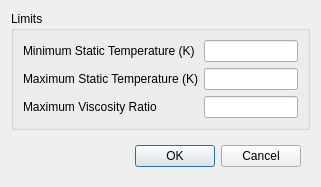
Old version of the form baramFlow/view/solution/numerical_conditions/advanced_dialog.ui in the repository nextfoam/baram.
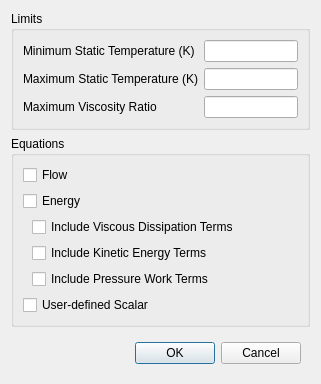
New version of the form.

Commit message: Issue baram#517, baram#512 equation 설정 추가

Patch:
```diff
--- a/baramFlow/view/solution/numerical_conditions/advanced_dialog.ui
+++ b/baramFlow/view/solution/numerical_conditions/advanced_dialog.ui
@@ -7,7 +7,7 @@
     <x>0</x>
     <y>0</y>
     <width>321</width>
-    <height>186</height>
+    <height>372</height>
    </rect>
   </property>
   <property name="windowTitle">
@@ -53,6 +53,69 @@
      </layout>
     </widget>
    </item>
+   <item>
+    <widget class="QGroupBox" name="groupBox_2">
+     <property name="title">
+      <string>Equations</string>
+     </property>
+     <layout class="QVBoxLayout" name="verticalLayout_2">
+      <item>
+       <widget class="QCheckBox" name="equationFlow">
+        <property name="text">
+         <string>Flow</string>
+        </property>
+       </widget>
+      </item>
+      <item>
+       <widget class="QCheckBox" name="equationEnergy">
+        <property name="text">
+         <string>Energy</string>
+        </property>
+       </widget>
+      </item>
+      <item>
+       <widget class="QWidget" name="energyTerms" native="true">
+        <layout class="QVBoxLayout" name="verticalLayout_4">
+         <property name="topMargin">
+          <number>0</number>
+         </property>
+         <property name="bottomMargin">
+          <number>0</number>
+         </property>
+         <item>
+          <widget class="QCheckBox" name="includeViscousDissipationTerms">
+           <property name="text">
+            <string>Include Viscous Dissipation Terms</string>
+           </property>
+          </widget>
+         </item>
+         <item>
+          <widget class="QCheckBox" name="includeKineticEnergyTerms">
+           <property name="text">
+            <string>Include Kinetic Energy Terms</string>
+           </property>
+          </widget>
+         </item>
+         <item>
+          <widget class="QCheckBox" name="includePressureWorkTerms">
+           <property name="text">
+            <string>Include Pressure Work Terms</string>
+           </property>
+          </widget>
+         </item>
+        </layout>
+       </widget>
+      </item>
+      <item>
+       <widget class="QCheckBox" name="equationUDS">
+        <property name="text">
+         <string>User-defined Scalar</string>
+        </property>
+       </widget>
+      </item>
+     </layout>
+    </widget>
+   </item>
    <item>
     <widget class="QWidget" name="widget_5" native="true">
      <layout class="QHBoxLayout" name="horizontalLayout_2">
```
The commit also changes 11 other files.
